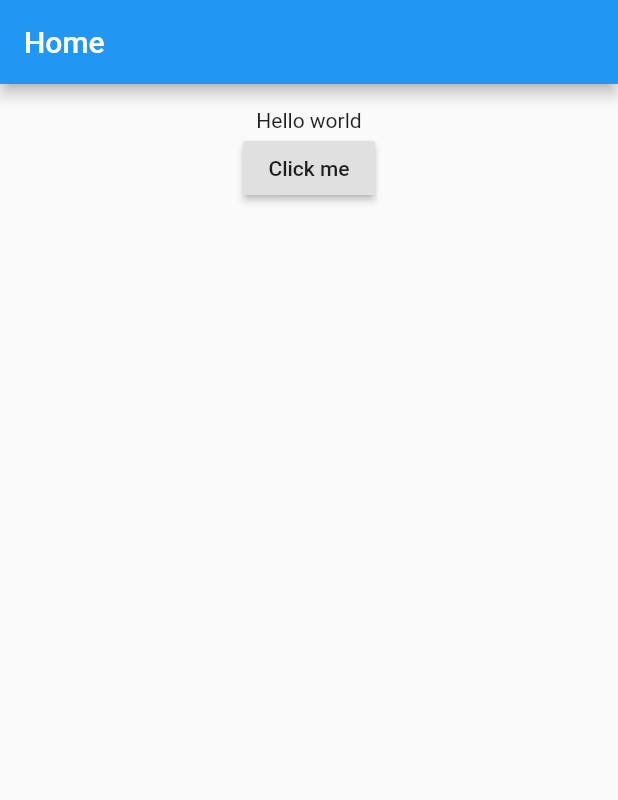
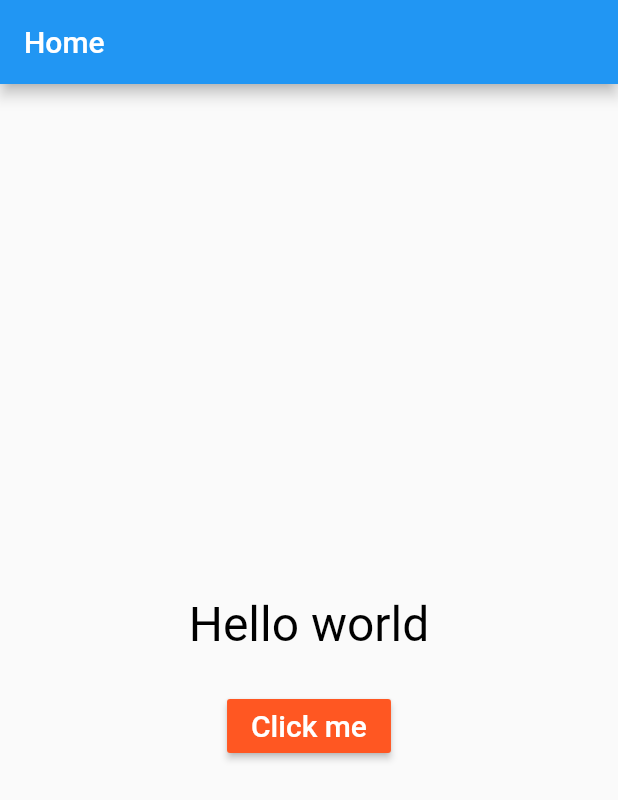
Before and after one commit to imva508/Flutter-app, a Flutter app: the screen it shows after launch, on a phone screen of 412 x 824 dp. Shown: the top 800 px of the screen. Run offline on Flutter 3.47's test engine with Material 2 defaults, Android fonts, the phone set to English and light mode, and no system bars.

Commit message:
Added theme to app'

```diff
--- a/lib/main.dart
+++ b/lib/main.dart
@@ -6,7 +6,13 @@ class MyApp extends StatelessWidget {
   @override
   Widget build(BuildContext context) {
     return MaterialApp(
-        debugShowCheckedModeBanner: false, title: "My App", home: HomePage());
+      debugShowCheckedModeBanner: false,
+      title: "My App",
+      home: HomePage(),
+      theme: ThemeData(
+        brightness: Brightness.light,
+      ),
+    );
   }
 }
 
@@ -16,13 +22,12 @@ class HomePage extends StatefulWidget {
 }
 
 class _HomePageState extends State<HomePage> {
-
   String text = "Hello world";
 
-  void _onChanged(){
+  void _onChanged() {
     setState(() {
-      if(text.startsWith("H"))
-        text= "Welcome to flutter";
+      if (text.startsWith("H"))
+        text = "Welcome to flutter";
       else
         text = "Hello world";
     });
@@ -32,11 +37,26 @@ class _HomePageState extends State<HomePage> {
     return Container(
       padding: EdgeInsets.all(16),
       child: Center(
-        child: Column(children: <Widget>[
-          Text(text),
-          RaisedButton(child: Text("Click me"),
-          onPressed: _onChanged,)
-        ],),
+        child: Column(
+          mainAxisAlignment: MainAxisAlignment.center,
+          children: <Widget>[
+            Container(
+              child: Text(
+                text,
+                style: TextStyle(color: Colors.black, fontSize: 32),
+              ),
+              padding: EdgeInsets.all(25),
+            ),
+            RaisedButton(
+              color: Colors.deepOrange,
+              child: Text(
+                "Click me",
+                style: TextStyle(color: Colors.white, fontSize: 20),
+              ),
+              onPressed: _onChanged,
+            )
+          ],
+        ),
       ),
     );
   }
```
